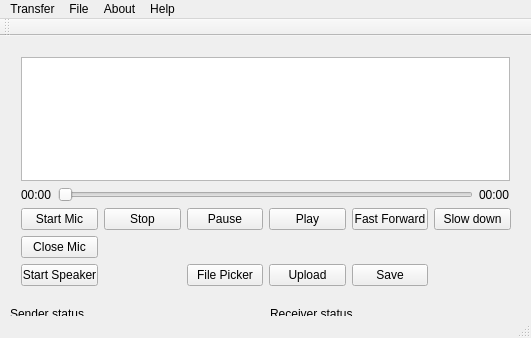
julianafrench/CommAudio, file mainwindow.ui: the form before one commit.
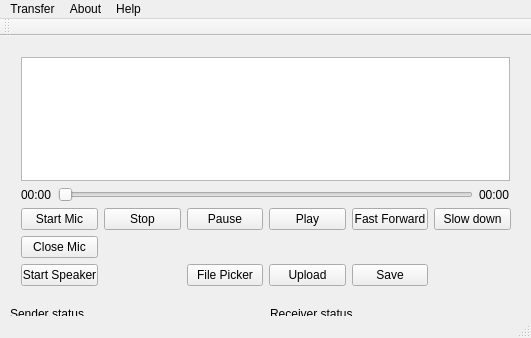
The form after the commit.

The edit to the form file:
```diff
--- a/mainwindow.ui
+++ b/mainwindow.ui
@@ -193,12 +193,6 @@
      <height>21</height>
     </rect>
    </property>
-   <widget class="QMenu" name="menuFile">
-    <property name="title">
-     <string>File</string>
-    </property>
-    <addaction name="actionExit"/>
-   </widget>
    <widget class="QMenu" name="menuTransfer">
     <property name="title">
      <string>Transfer</string>
@@ -218,7 +212,6 @@
     </property>
    </widget>
    <addaction name="menuTransfer"/>
-   <addaction name="menuFile"/>
    <addaction name="menuAbout"/>
    <addaction name="menuHelp"/>
   </widget>
```
Left out of the diff: 5 changed lines with no effect on the pictures.
